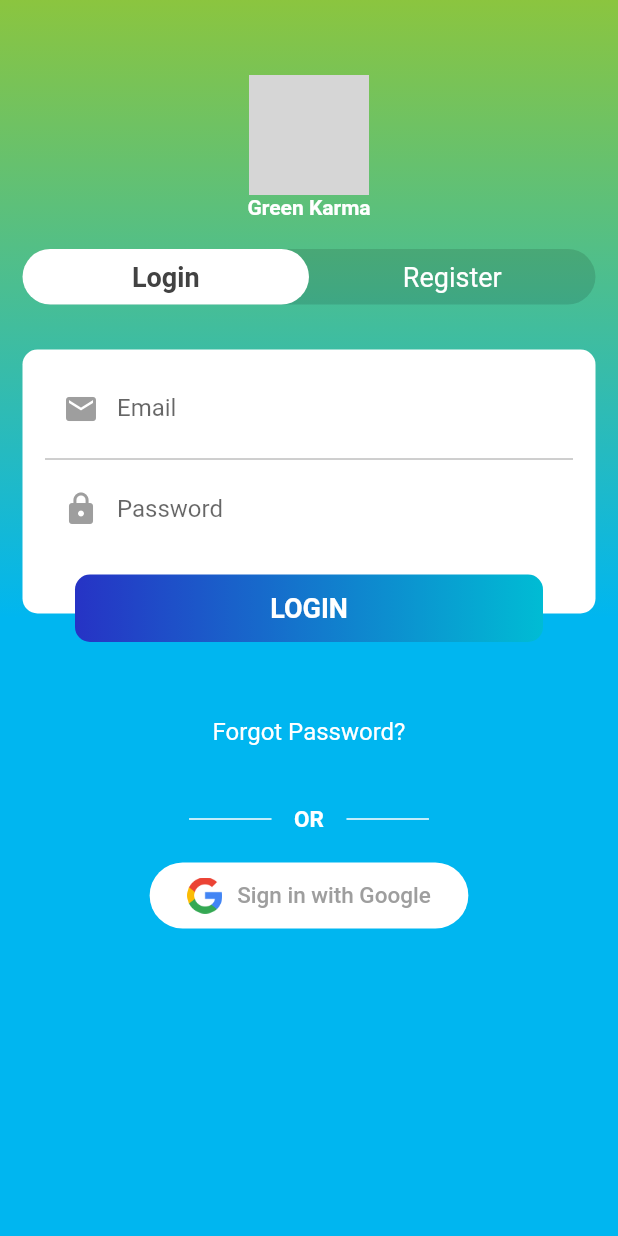
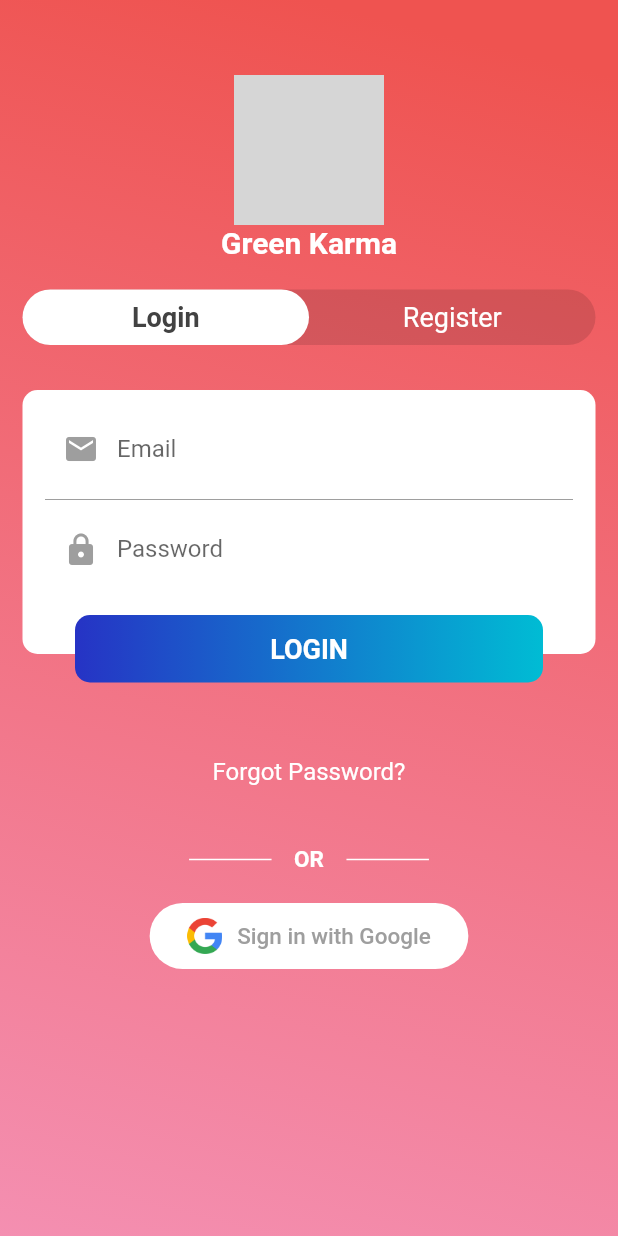
Before and after one commit to AravTewari/Green-Karma, a Flutter app: the screen it shows after launch, on a phone screen of 412 x 824 dp. Run offline on Flutter 3.47's test engine with Material 2 defaults, Android fonts, the phone set to English and light mode, and no system bars; our stand-ins replace cloud_firestore, firebase_auth, firebase_core, firebase_storage, flutter_animation_progress_bar, flutter_custom_clippers and 2 more; accounts and stored records are empty; grey boxes are pictures that could not be loaded.

Commit message:
Login screen

```diff
--- a/lib/auth/auth.dart
+++ b/lib/auth/auth.dart
@@ -50,9 +50,10 @@ class _AuthState extends State<Auth> {
             : Container(
                 decoration: BoxDecoration(
                   gradient: LinearGradient(
-                      colors: [Theme.of(context).highlightColor, Theme.of(context).accentColor],
-                      begin: Alignment.topCenter,
-                      end: Alignment.center),
+                    colors: [Colors.red[400], Colors.pink[200]],
+                    begin: Alignment.topCenter,
+                    end: Alignment.bottomLeft,
+                  ),
                 ),
                 child: Align(
                   alignment: Alignment.topCenter,
@@ -63,11 +64,15 @@ class _AuthState extends State<Auth> {
                         const SizedBox(height: 50),
                         Image.asset(
                           'assets/images/gk_logo_trans_500.png',
-                          width: 80,
+                          width: 100,
                         ),
                         Text(
                           'Green Karma',
-                          style: TextStyle(color: Colors.white, fontWeight: FontWeight.w700),
+                          style: TextStyle(
+                            color: Colors.white,
+                            fontWeight: FontWeight.w700,
+                            fontSize: 20,
+                          ),
                         ),
                         getTabs(context),
                         AnimatedCrossFade(
```
Also changed, not shown: 6 other files.
